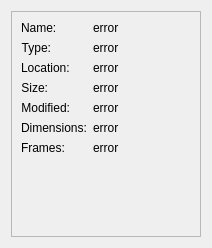
Above: src/qvinfodialog.ui from jurplel/qView before the change. Below: the same form after it.
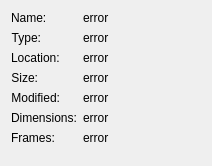
That is the form after the change.

Diff of the .ui file:
```diff
--- a/src/qvinfodialog.ui
+++ b/src/qvinfodialog.ui
@@ -7,40 +7,13 @@
     <x>0</x>
     <y>0</y>
     <width>212</width>
-    <height>248</height>
+    <height>166</height>
    </rect>
   </property>
   <property name="windowTitle">
    <string>File Info</string>
   </property>
-  <layout class="QGridLayout" name="gridLayout">
-   <item row="0" column="0">
-    <widget class="QScrollArea" name="scrollArea">
-     <property name="sizePolicy">
-      <sizepolicy hsizetype="MinimumExpanding" vsizetype="MinimumExpanding">
-       <horstretch>0</horstretch>
-       <verstretch>0</verstretch>
-      </sizepolicy>
-     </property>
-     <property name="focusPolicy">
-      <enum>Qt::NoFocus</enum>
-     </property>
-     <property name="sizeAdjustPolicy">
-      <enum>QAbstractScrollArea::AdjustToContents</enum>
-     </property>
-     <property name="widgetResizable">
-      <bool>true</bool>
-     </property>
-     <widget class="QWidget" name="scrollAreaWidgetContents">
-      <property name="geometry">
-       <rect>
-        <x>0</x>
-        <y>0</y>
-        <width>192</width>
-        <height>228</height>
-       </rect>
-      </property>
-      <layout class="QFormLayout" name="formLayout_2">
+  <layout class="QFormLayout" name="formLayout">
        <item row="0" column="0">
         <widget class="QLabel" name="label">
          <property name="text">
@@ -164,10 +137,6 @@
          <property name="text">
           <string>error</string>
          </property>
-        </widget>
-       </item>
-      </layout>
-     </widget>
     </widget>
    </item>
   </layout>
```
Lines whose indentation alone changed are shown as unchanged.
